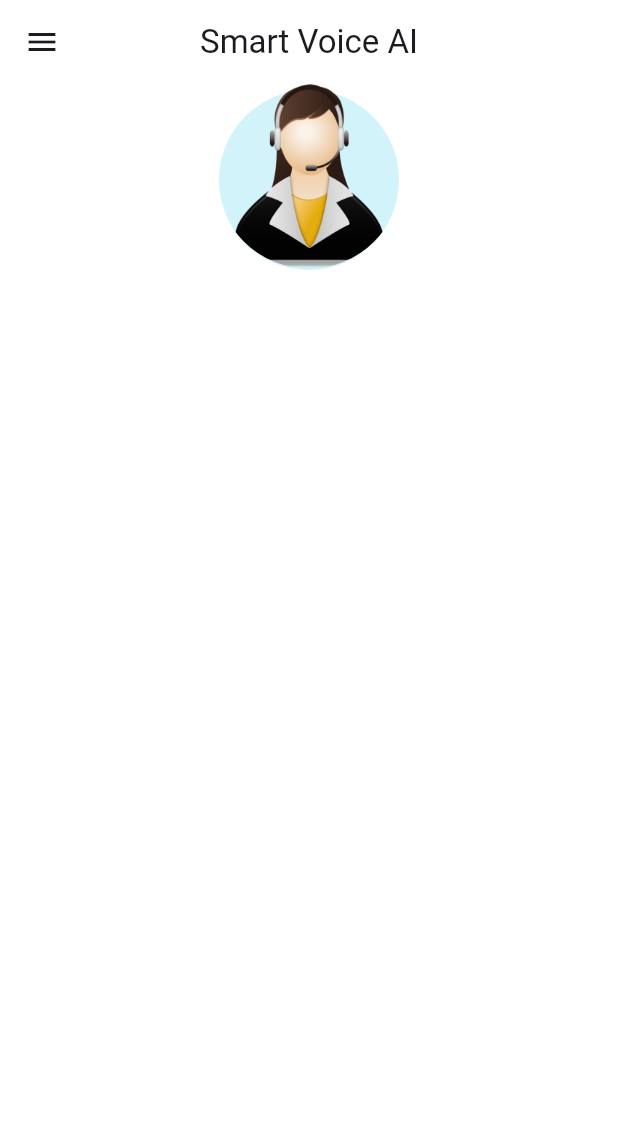
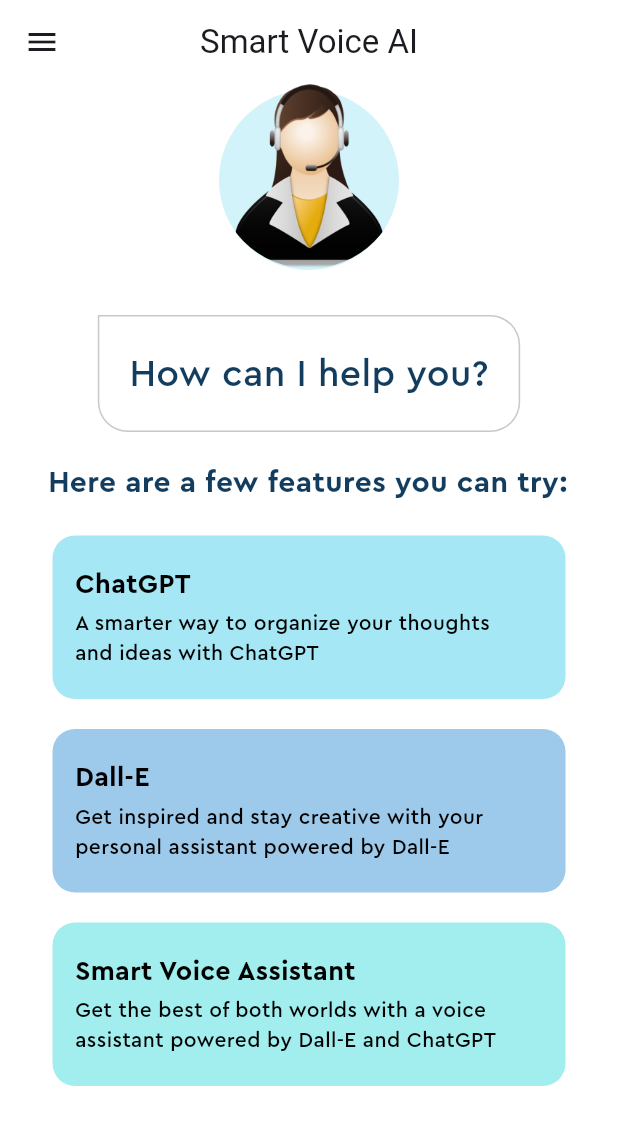
Before and after one commit to anupamm3/smart_voice_ai, a Flutter app: the screen it shows after launch, on a phone screen of 412 x 824 dp. Shown: the top 1125 px of the screen. Run offline on Flutter 3.47's test engine with Material 3 defaults, Android fonts, the phone set to English and light mode, and no system bars.

Commit message:
feature box added

```diff
--- /dev/null
+++ b/lib/feature_box.dart
@@ -0,0 +1,48 @@
+import 'package:flutter/material.dart';
+import 'package:smart_voice_ai/pallete.dart';
+
+class FeatureBox extends StatelessWidget {
+  final Color color;
+  final String headerText;
+  final String descriptionText;
+  const FeatureBox({super.key, required this.color, required this.headerText, required this.descriptionText});
+
+  @override
+  Widget build(BuildContext context) {
+    return Container(
+      margin: const EdgeInsets.symmetric(horizontal: 35, vertical: 10),
+      decoration: BoxDecoration(
+        color: color,
+        borderRadius: const BorderRadius.all(Radius.circular(15)),
+      ),
+      child: Padding(
+        padding: const EdgeInsets.symmetric(vertical: 20).copyWith(left: 15),
+        child: Column(
+          children: [
+            Align(
+              alignment: Alignment.centerLeft,
+              child: Text(headerText,
+                style: const TextStyle(
+                  fontFamily: 'Cera Pro',
+                  fontSize: 18,
+                  fontWeight: FontWeight.bold,
+                  color: Pallete.blackColor,
+                ),
+              ),
+            ),
+            const SizedBox(height: 3),
+            Padding(
+              padding: const EdgeInsets.only(right: 40.0),
+              child: Text(descriptionText,
+                style: const TextStyle(
+                  fontFamily: 'Cera Pro',
+                  color: Pallete.blackColor,
+                ),
+              ),
+            ),
+          ],
+        ),
+      ),
+    );
+  }
+}
--- a/lib/home_page.dart
+++ b/lib/home_page.dart
@@ -1,4 +1,5 @@
 import 'package:flutter/material.dart';
+import 'package:smart_voice_ai/feature_box.dart';
 import 'package:smart_voice_ai/pallete.dart';
 
 class HomePage extends StatefulWidget {
@@ -44,7 +45,64 @@
               )
             ],
           ),
-          const SizedBox(height: 20),
+          //Greeting Text
+          Container(
+            padding: const EdgeInsets.symmetric(horizontal: 20, vertical: 10),
+            margin: const EdgeInsets.symmetric(horizontal: 40).copyWith(top: 30),
+            decoration: BoxDecoration(
+              border: Border.all(
+                color: Pallete.borderColor,
+              ),
+              borderRadius: BorderRadius.circular(20).copyWith(
+                topLeft: Radius.zero,
+              ),
+            ),
+            child: const Padding(
+              padding: EdgeInsets.symmetric(vertical: 10.0),
+              child: Text(
+                'How can I help you?',
+                style: TextStyle(
+                  fontFamily: 'Cera Pro',
+                  fontSize: 25,
+                  color: Pallete.mainFontColor,
+                ),
+              ),
+            ),
+          ),
+          //Feature Text
+          Container(
+            alignment: Alignment.centerLeft,
+            padding: const EdgeInsets.all(10),
+            margin: const EdgeInsets.only(top: 10, left: 22),
+            child: const Text('Here are a few features you can try:',
+              style: TextStyle(
+                fontFamily: 'Cera Pro',
+                fontSize: 20,
+                fontWeight: FontWeight.bold,
+                color: Pallete.mainFontColor,
+              ),
+            ),
+          ),
+          //Feature Boxes
+          Column(
+            children: [
+              FeatureBox(
+                color: Pallete.featureBox1Color,
+                headerText: 'ChatGPT',
+                descriptionText: 'A smarter way to organize your thoughts and ideas with ChatGPT',
+              ),
+              FeatureBox(
+                color: Pallete.featureBox2Color,
+                headerText: 'Dall-E',
+                descriptionText: 'Get inspired and stay creative with your personal assistant powered by Dall-E',
+              ),
+              FeatureBox(
+                color: Pallete.featureBox3Color,
+                headerText: 'Smart Voice Assistant',
+                descriptionText: 'Get the best of both worlds with a voice assistant powered by Dall-E and ChatGPT',
+              ),
+            ],
+          ),
         ],
       ),
     );
--- a/lib/pallete.dart
+++ b/lib/pallete.dart
@@ -2,10 +2,9 @@
 
 class Pallete {
   static const Color mainFontColor = Color.fromRGBO(19, 61, 95, 1);
-  static const Color firstSuggestionBoxColor = Color.fromRGBO(165, 231, 244, 1);
-  static const Color secondSuggestionBoxColor =
-      Color.fromRGBO(157, 202, 235, 1);
-  static const Color thirdSuggestionBoxColor = Color.fromRGBO(162, 238, 239, 1);
+  static const Color featureBox1Color = Color.fromRGBO(165, 231, 244, 1);
+  static const Color featureBox2Color = Color.fromRGBO(157, 202, 235, 1);
+  static const Color featureBox3Color = Color.fromRGBO(162, 238, 239, 1);
   static const Color assistantCircleColor = Color.fromRGBO(209, 243, 249, 1);
   static const Color borderColor = Color.fromRGBO(200, 200, 200, 1);
   static const Color blackColor = Colors.black;
```
